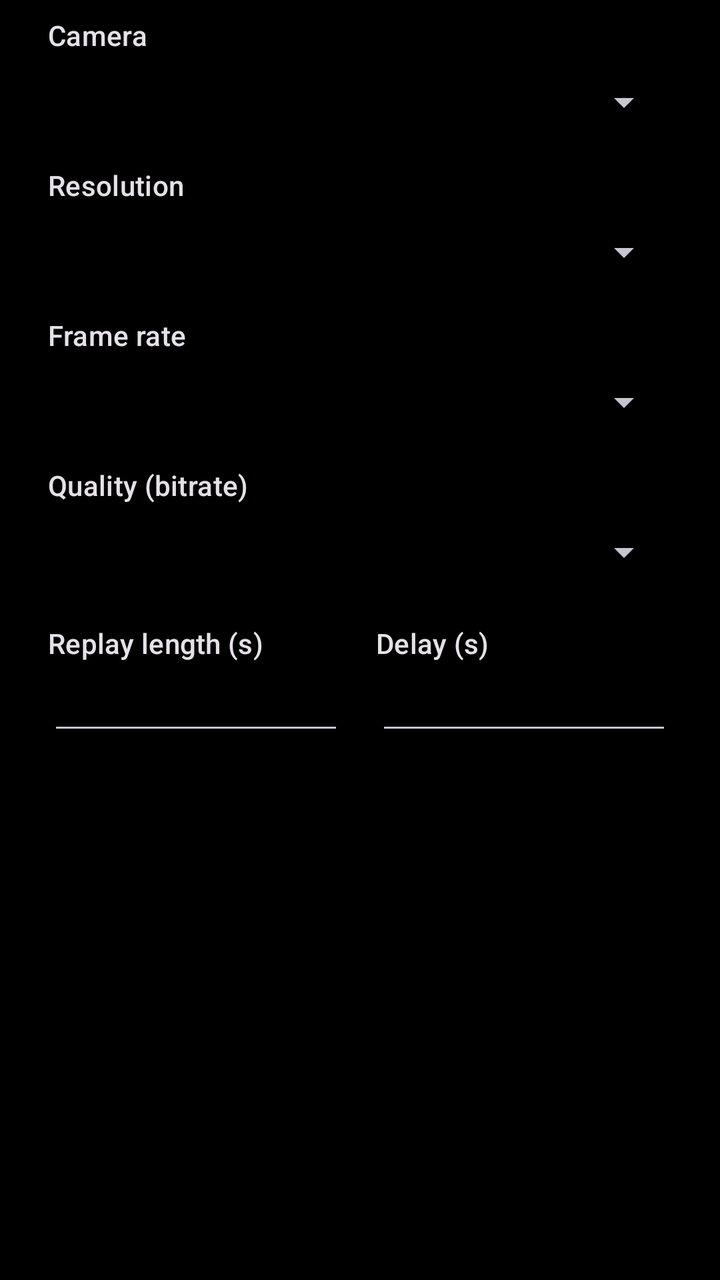
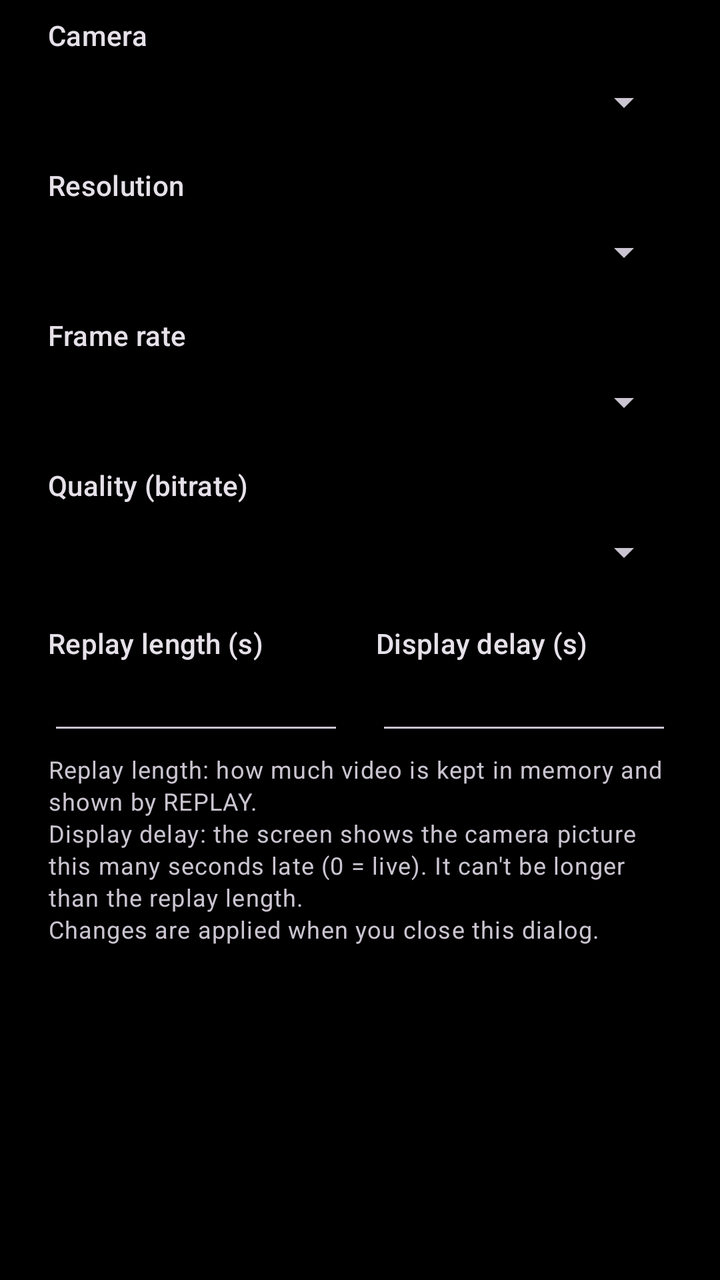

Compare the two renders of this Android layout. The source of the first and the diff that turns it into the second are given below.
<!-- AndroidManifest.xml: application theme Theme.ReFreePlay -->
<!-- res/layout/dialog_settings.xml -->
<?xml version="1.0" encoding="utf-8"?>
<ScrollView xmlns:android="http://schemas.android.com/apk/res/android"
    android:layout_width="match_parent"
    android:layout_height="wrap_content">

    <LinearLayout
        android:layout_width="match_parent"
        android:layout_height="wrap_content"
        android:orientation="vertical"
        android:paddingStart="24dp"
        android:paddingTop="8dp"
        android:paddingEnd="24dp">

        <TextView
            style="@style/TextAppearance.Material3.LabelLarge"
            android:layout_width="wrap_content"
            android:layout_height="wrap_content"
            android:text="Camera" />

        <Spinner
            android:id="@+id/spCamera"
            android:layout_width="match_parent"
            android:layout_height="48dp" />

        <TextView
            style="@style/TextAppearance.Material3.LabelLarge"
            android:layout_width="wrap_content"
            android:layout_height="wrap_content"
            android:layout_marginTop="8dp"
            android:text="Resolution" />

        <Spinner
            android:id="@+id/spResolution"
            android:layout_width="match_parent"
            android:layout_height="48dp" />

        <TextView
            style="@style/TextAppearance.Material3.LabelLarge"
            android:layout_width="wrap_content"
            android:layout_height="wrap_content"
            android:layout_marginTop="8dp"
            android:text="Frame rate" />

        <Spinner
            android:id="@+id/spFps"
            android:layout_width="match_parent"
            android:layout_height="48dp" />

        <TextView
            style="@style/TextAppearance.Material3.LabelLarge"
            android:layout_width="wrap_content"
            android:layout_height="wrap_content"
            android:layout_marginTop="8dp"
            android:text="Quality (bitrate)" />

        <Spinner
            android:id="@+id/spQuality"
            android:layout_width="match_parent"
            android:layout_height="48dp" />

        <LinearLayout
            android:layout_width="match_parent"
            android:layout_height="wrap_content"
            android:layout_marginTop="12dp"
            android:orientation="horizontal">

            <LinearLayout
                android:layout_width="0dp"
                android:layout_height="wrap_content"
                android:layout_marginEnd="8dp"
                android:layout_weight="1"
                android:orientation="vertical">

                <TextView
                    style="@style/TextAppearance.Material3.LabelLarge"
                    android:layout_width="wrap_content"
                    android:layout_height="wrap_content"
                    android:text="Replay length (s)" />

                <EditText
                    android:id="@+id/etReplay"
                    android:layout_width="match_parent"
                    android:layout_height="wrap_content"
                    android:importantForAutofill="no"
                    android:inputType="numberDecimal"
                    android:selectAllOnFocus="true" />
            </LinearLayout>

            <LinearLayout
                android:layout_width="0dp"
                android:layout_height="wrap_content"
                android:layout_marginStart="8dp"
                android:layout_weight="1"
                android:orientation="vertical">

                <TextView
                    style="@style/TextAppearance.Material3.LabelLarge"
                    android:layout_width="wrap_content"
                    android:layout_height="wrap_content"
                    android:text="Delay (s)" />

                <EditText
                    android:id="@+id/etDelay"
                    android:layout_width="match_parent"
                    android:layout_height="wrap_content"
                    android:importantForAutofill="no"
                    android:inputType="numberDecimal"
                    android:selectAllOnFocus="true" />
            </LinearLayout>
        </LinearLayout>

        <TextView
            android:id="@+id/infoText"
            style="@style/TextAppearance.Material3.BodySmall"
            android:layout_width="match_parent"
            android:layout_height="wrap_content"
            android:layout_marginTop="8dp"
            android:paddingBottom="8dp" />
    </LinearLayout>
</ScrollView>
<!-- resources referenced by this layout -->
<resources>
  <style name="Theme.ReFreePlay" parent="Theme.Material3.Dark.NoActionBar">
          <item name="colorPrimary">@color/accent</item>
          <item name="android:windowBackground">@android:color/black</item>
          <item name="android:windowLayoutInDisplayCutoutMode">shortEdges</item>
          <item name="android:windowFullscreen">true</item>
      </style>
  <color name="accent">#E53935</color>
</resources>

<!-- the commit's change to res/layout/dialog_settings.xml (unified diff, before → after) -->
@@ -97,7 +97,7 @@
                     style="@style/TextAppearance.Material3.LabelLarge"
                     android:layout_width="wrap_content"
                     android:layout_height="wrap_content"
-                    android:text="Delay (s)" />
+                    android:text="Display delay (s)" />
 
                 <EditText
                     android:id="@+id/etDelay"
@@ -110,6 +110,13 @@
         </LinearLayout>
 
         <TextView
+            style="@style/TextAppearance.Material3.BodySmall"
+            android:layout_width="match_parent"
+            android:layout_height="wrap_content"
+            android:layout_marginTop="4dp"
+            android:text="Replay length: how much video is kept in memory and shown by REPLAY.\nDisplay delay: the screen shows the camera picture this many seconds late (0 = live). It can't be longer than the replay length.\nChanges are applied when you close this dialog." />
+
+        <TextView
             android:id="@+id/infoText"
             style="@style/TextAppearance.Material3.BodySmall"
             android:layout_width="match_parent"
